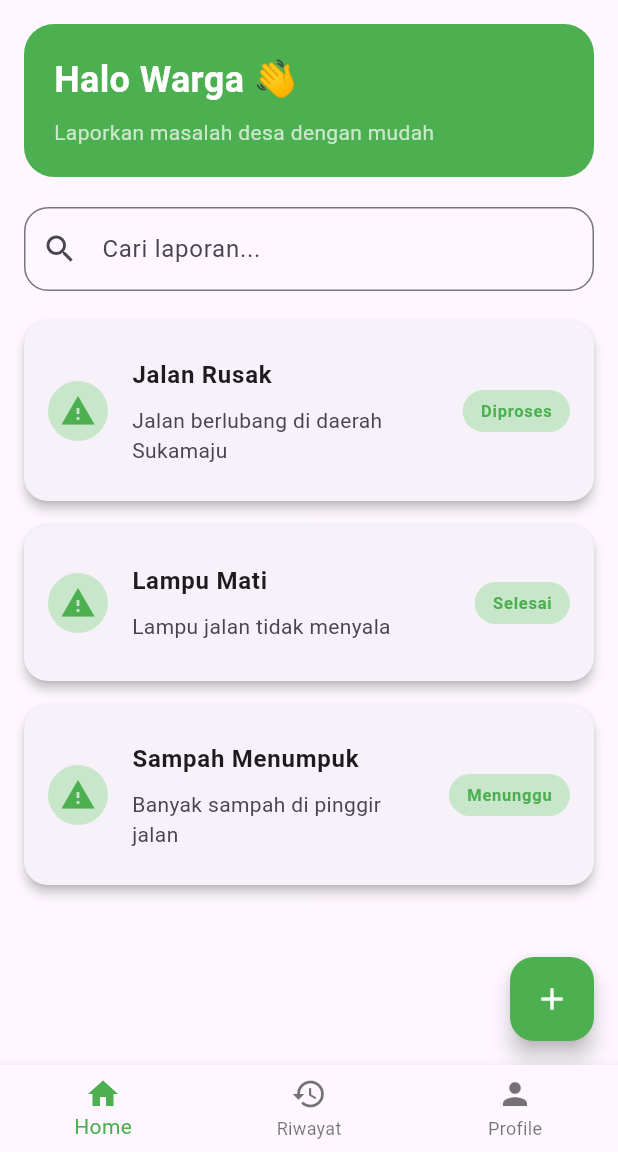
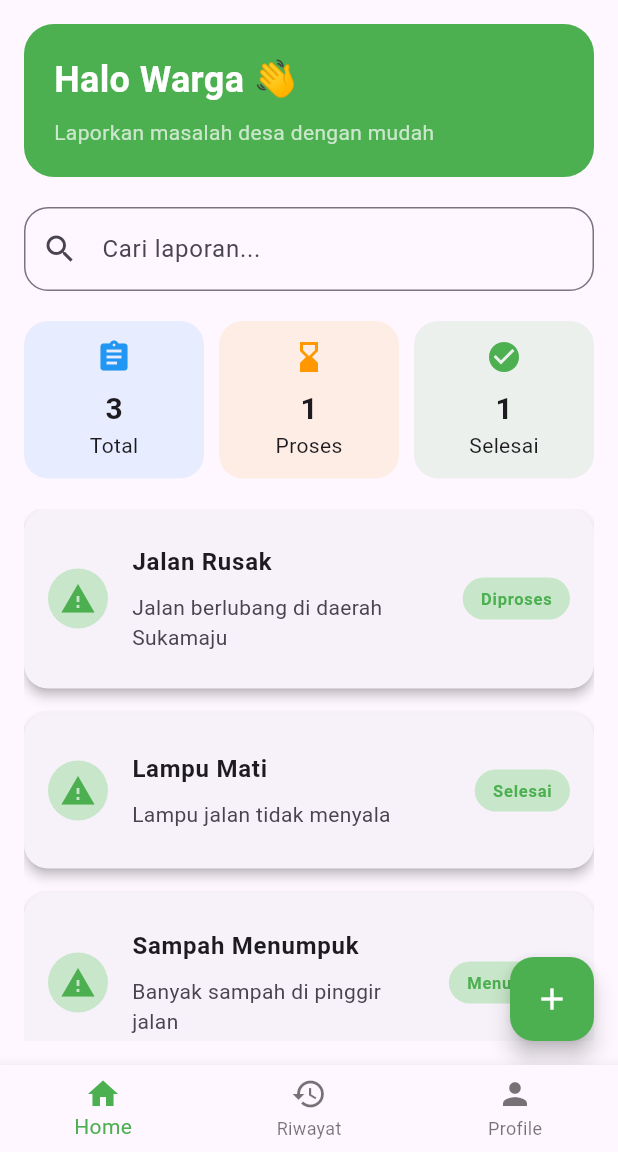
Before and after one commit to Erwingtw11/Lapor-Desa, a Flutter app: the screen it shows after launch, on a phone screen of 412 x 824 dp, the part 84-1236 px from its top. Run offline on Flutter 3.47's test engine with Material 3 defaults, Android fonts, the phone set to English and light mode, and no system bars.

Commit message:
feat: add dashboard statistics cards

```diff
--- a/user_app/lib/screens/home/home_page.dart
+++ b/user_app/lib/screens/home/home_page.dart
@@ -22,6 +22,27 @@ class HomePage extends StatelessWidget {
       "status": "Menunggu",
     },
   ];
+
+  Widget statCard(String count, String title, IconData icon, Color color) {
+    return Container(
+      padding: const EdgeInsets.all(12),
+      decoration: BoxDecoration(
+        color: color.withOpacity(0.1),
+        borderRadius: BorderRadius.circular(16),
+      ),
+      child: Column(
+        children: [
+          Icon(icon, color: color),
+          const SizedBox(height: 8),
+          Text(
+            count,
+            style: const TextStyle(fontSize: 20, fontWeight: FontWeight.bold),
+          ),
+          Text(title),
+        ],
+      ),
+    );
+  }
 
   @override
   Widget build(BuildContext context) {
@@ -72,6 +93,34 @@ class HomePage extends StatelessWidget {
                   borderRadius: BorderRadius.circular(16),
                 ),
               ),
+            ),
+
+            const SizedBox(height: 20),
+
+            Row(
+              children: [
+                Expanded(
+                  child: statCard("3", "Total", Icons.assignment, Colors.blue),
+                ),
+                const SizedBox(width: 10),
+                Expanded(
+                  child: statCard(
+                    "1",
+                    "Proses",
+                    Icons.hourglass_bottom,
+                    Colors.orange,
+                  ),
+                ),
+                const SizedBox(width: 10),
+                Expanded(
+                  child: statCard(
+                    "1",
+                    "Selesai",
+                    Icons.check_circle,
+                    Colors.green,
+                  ),
+                ),
+              ],
             ),
 
             const SizedBox(height: 20),
@@ -144,6 +193,7 @@ class HomePage extends StatelessWidget {
           ],
         ),
       ),
+
       floatingActionButton: FloatingActionButton(
         backgroundColor: Colors.green,
         onPressed: () {
```
